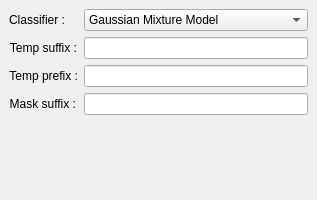
nkarasiak/dzetsaka, file ui/settings_dock.ui: the form before one commit.
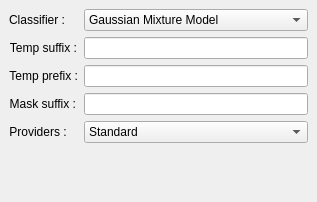
The form after the commit.

What changed in the file:
```diff
--- a/ui/settings_dock.ui
+++ b/ui/settings_dock.ui
@@ -7,13 +7,13 @@
     <x>0</x>
     <y>0</y>
     <width>317</width>
-    <height>200</height>
+    <height>202</height>
    </rect>
   </property>
   <property name="minimumSize">
    <size>
     <width>317</width>
-    <height>200</height>
+    <height>202</height>
    </size>
   </property>
   <property name="maximumSize">
@@ -26,8 +26,6 @@
    <string>dzetsaka : settings panel</string>
   </property>
   <widget class="QWidget" name="dockWidgetContents">
-   <layout class="QGridLayout" name="gridLayout">
-    <item row="0" column="0">
      <layout class="QFormLayout" name="formLayout">
       <item row="0" column="0">
        <widget class="QLabel" name="label">
@@ -110,7 +108,29 @@
         </property>
        </widget>
       </item>
-     </layout>
+    <item row="4" column="0">
+     <widget class="QLabel" name="label_5">
+      <property name="text">
+       <string>Providers : </string>
+      </property>
+      <property name="alignment">
+       <set>Qt::AlignRight|Qt::AlignTrailing|Qt::AlignVCenter</set>
+      </property>
+     </widget>
+    </item>
+    <item row="4" column="1">
+     <widget class="QComboBox" name="selectProviders">
+      <item>
+       <property name="text">
+        <string>Standard</string>
+       </property>
+      </item>
+      <item>
+       <property name="text">
+        <string>Advanced</string>
+       </property>
+      </item>
+     </widget>
     </item>
    </layout>
   </widget>
```
Lines whose indentation alone changed are shown as unchanged.
